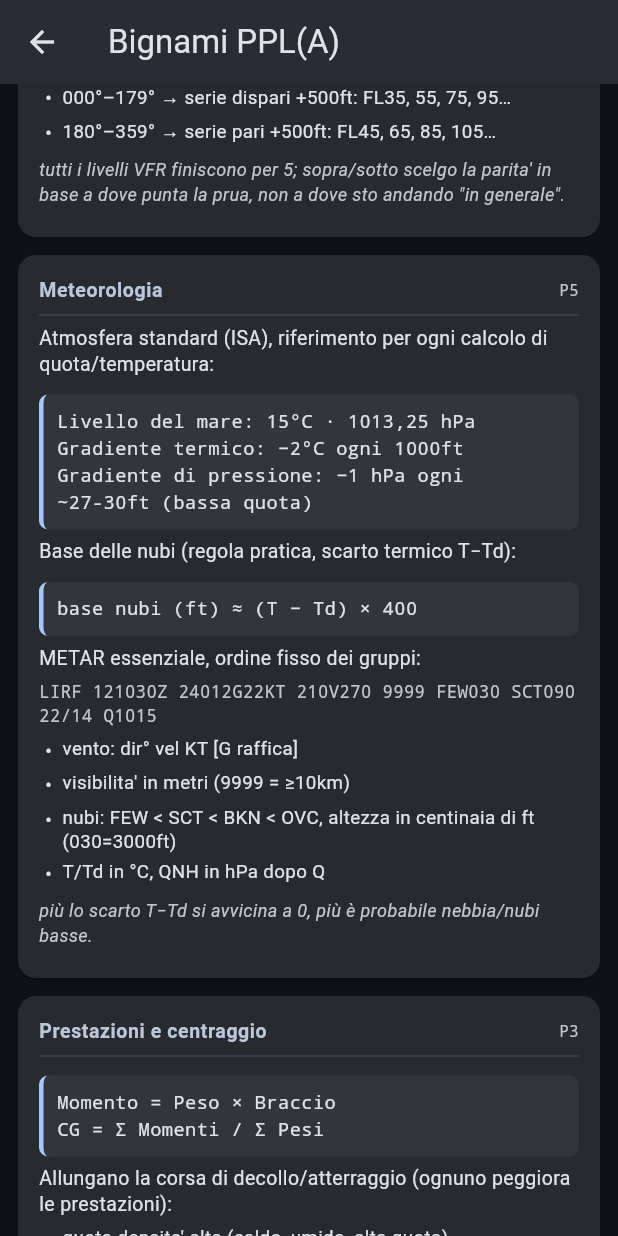
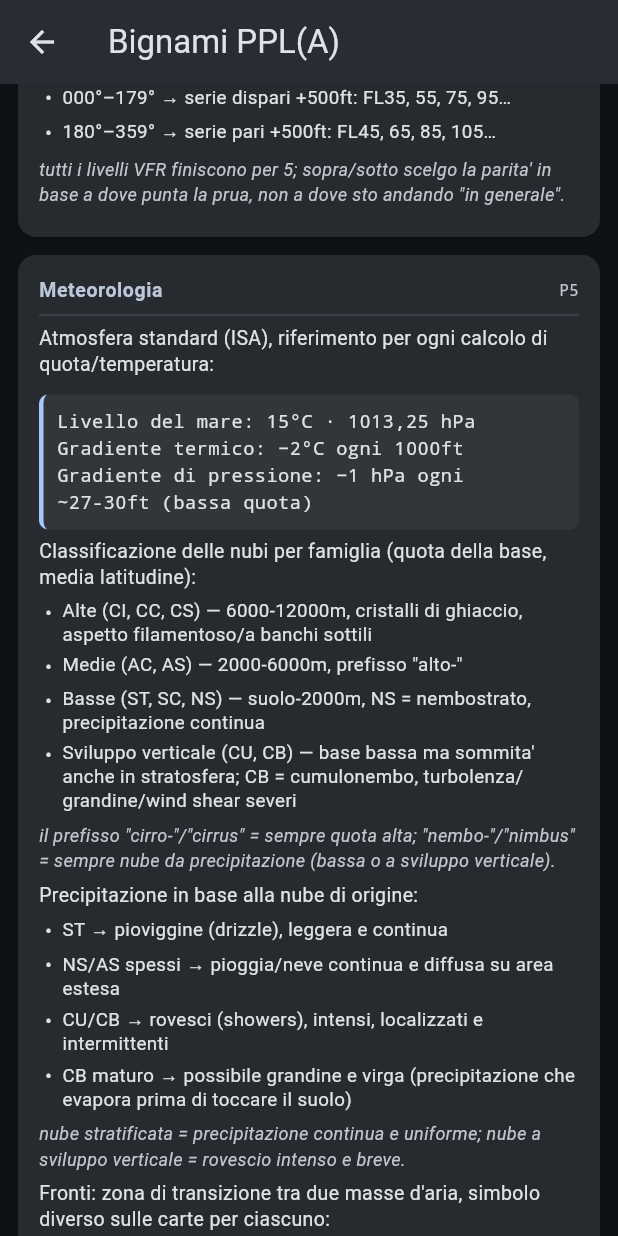
Before and after one commit to rdagmr98/ppl, a Flutter app: the BignamiScreen screen opened directly, scrolled down 576 dp, on a phone screen of 412 x 824 dp. Run offline on Flutter 3.47's test engine with Material 3 defaults, Android fonts, the light colour scheme and no system bars; our stand-ins replace fl_chart, google_mobile_ads, shared_preferences; accounts and stored records are empty.

Commit message:
feat: espandi Bignami con nubi, pesi operativi, bussola e fronti/vento
Aggiunti al promemoria: classificazione nubi per famiglia + precipitazione
associata, distinzione peso operativo a vuoto/ZFW nel pannello pesi,
errori bussola in virata (UNOS) e in accelerazione (ANDS) + precessione
giroscopica, simbologia fronti (caldo/freddo/occluso/stazionario) e
convenzione frecce vento sulle carte meteo — argomenti ricorrenti e
spesso fraintesi nel quiz ufficiale.

```diff
--- a/lib/bignami_screen.dart
+++ b/lib/bignami_screen.dart
@@ -51,6 +51,29 @@ class BignamiScreen extends StatelessWidget {
               _P('Atmosfera standard (ISA), riferimento per ogni calcolo di quota/temperatura:'),
               _Formula(
                   'Livello del mare: 15°C · 1013,25 hPa\nGradiente termico: −2°C ogni 1000ft\nGradiente di pressione: −1 hPa ogni ~27-30ft (bassa quota)'),
+              _P('Classificazione delle nubi per famiglia (quota della base, media latitudine):'),
+              _Bullet('Alte (CI, CC, CS) — 6000-12000m, cristalli di ghiaccio, aspetto filamentoso/a banchi sottili'),
+              _Bullet('Medie (AC, AS) — 2000-6000m, prefisso "alto-"'),
+              _Bullet('Basse (ST, SC, NS) — suolo-2000m, NS = nembostrato, precipitazione continua'),
+              _Bullet('Sviluppo verticale (CU, CB) — base bassa ma sommita\' anche in stratosfera; CB = cumulonembo, turbolenza/grandine/wind shear severi'),
+              _Mnemo('il prefisso "cirro-"/"cirrus" = sempre quota alta; "nembo-"/"nimbus" = sempre nube da precipitazione (bassa o a sviluppo verticale).'),
+              _P('Precipitazione in base alla nube di origine:'),
+              _Bullet('ST → pioviggine (drizzle), leggera e continua'),
+              _Bullet('NS/AS spessi → pioggia/neve continua e diffusa su area estesa'),
+              _Bullet('CU/CB → rovesci (showers), intensi, localizzati e intermittenti'),
+              _Bullet('CB maturo → possibile grandine e virga (precipitazione che evapora prima di toccare il suolo)'),
+              _Mnemo('nube stratificata = precipitazione continua e uniforme; nube a sviluppo verticale = rovescio intenso e breve.'),
+              _P('Fronti: zona di transizione tra due masse d\'aria, simbolo diverso sulle carte per ciascuno:'),
+              _Bullet('Freddo — triangoli pieni rivolti nel senso di avanzamento; aria fredda cuneifica sotto la calda, avanzamento rapido, temporali/rovesci intensi ma brevi'),
+              _Bullet('Caldo — semicerchi pieni rivolti nel senso di avanzamento; aria calda scivola sopra la fredda con pendenza dolce, nuvolosita\' stratificata e precipitazione continua anche ore prima del passaggio'),
+              _Bullet('Occluso — triangoli e semicerchi alternati sullo stesso lato della linea; il fronte freddo, piu\' veloce, ha raggiunto quello caldo'),
+              _Bullet('Stazionario — triangoli e semicerchi alternati su lati opposti della linea; nessuna massa prevale, il fronte non avanza'),
+              _Mnemo('il simbolo sta sempre dalla parte verso cui il fronte si muove; freddo = spigoloso e veloce, caldo = arrotondato e lento.'),
+              _P('Simbologia del vento sulle carte meteo (frecce con barbe):'),
+              _Bullet('la freccia punta verso dove soffia il vento (direzione di destinazione)'),
+              _Bullet('barbe sulla coda = intensita\': barba corta 5kt, barba lunga 10kt, triangolo pieno (bandierina) 50kt, si sommano'),
+              _Example('due barbe lunghe + una corta = 25kt'),
+              _Mnemo('non confondere: in fraseologia radio/METAR il vento e\' sempre riferito alla provenienza; sulle carte sinottiche la freccia indica invece la direzione verso cui soffia.'),
               _P('Base delle nubi (regola pratica, scarto termico T−Td):'),
               _Formula('base nubi (ft) ≈ (T − Td) × 400'),
               _P('METAR essenziale, ordine fisso dei gruppi:'),
@@ -128,11 +151,13 @@ class BignamiScreen extends StatelessWidget {
               _Bullet('Peso a vuoto (a secco) — struttura + motore + equipaggiamento fisso, senza carburante, olio, equipaggio, carico'),
               _Bullet('Peso base a vuoto (BEW) — a vuoto + olio + liquidi non scaricabili (a volte + carburante non utilizzabile)'),
               _Bullet('Peso a vuoto equipaggiato — BEW + dotazioni standard (estintore, kit, ecc.)'),
+              _Bullet('Peso operativo a vuoto (OEW) — peso a vuoto equipaggiato + equipaggio + relativi bagagli; NON include ancora pax/carico pagante/carburante'),
+              _Bullet('Peso a zero carburante (ZFW) — peso totale dell\'aeromobile carico (equipaggio+pax+bagagli) ma senza carburante imbarcato'),
               _Bullet('Carico utile = MTOW − peso a vuoto equipaggiato (equipaggio+pax+bagagli+carburante)'),
               _Bullet('MTOW/MLW — peso massimo consentito al decollo / atterraggio (MLW può essere < MTOW)'),
               _Formula(
-                  'Carico utile = MTOW − Peso a vuoto equipaggiato\nPeso al decollo = Peso a vuoto equip. + equipaggio + pax + bagagli + carburante imbarcato'),
-              _Mnemo('"a secco" = zero fluidi consumabili; è sempre il numero più basso tra i pesi a vuoto citati in una domanda.'),
+                  'Carico utile = MTOW − Peso a vuoto equipaggiato\nZFW = Peso operativo a vuoto + carico pagante (pax+bagagli)\nPeso al decollo = ZFW + carburante imbarcato'),
+              _Mnemo('"a secco" = zero fluidi consumabili, è sempre il numero più basso; il carburante è l\'ultimo addendo che si aggiunge in ogni catena di pesi, mai prima del carico pagante.'),
             ],
           ),
           _Panel(
@@ -158,6 +183,15 @@ class BignamiScreen extends StatelessWidget {
               _Bullet('QNH → legge la quota sul livello del mare'),
               _Bullet('QFE → legge l\'altezza sul campo (indica 0 in pista)'),
               _Bullet('1013 (standard) → legge il livello di volo (FL)'),
+              _P('Errori della bussola magnetica in virata (solo su prue N/S), da tenere separati:'),
+              _Bullet('Virando per Nord: la bussola indica prima di raggiungerlo → si esce dalla virata in anticipo'),
+              _Bullet('Virando per Sud: la bussola indica dopo averlo superato → si esce dalla virata in ritardo'),
+              _Mnemo('UNOS: Undershoot North, Overshoot South.'),
+              _P('Errori della bussola in accelerazione/decelerazione (solo su prue E/O), volo livellato:'),
+              _Bullet('Accelerando: la bussola vira apparentemente verso Nord'),
+              _Bullet('Decelerando: la bussola vira apparentemente verso Sud'),
+              _Mnemo('ANDS: Accelerate North, Decelerate South.'),
+              _P('Precessione giroscopica: una forza applicata a una massa rotante (girobussola, orizzonte artificiale) si manifesta non nel punto di applicazione ma 90° più avanti nel senso di rotazione.'),
             ],
           ),
           _Panel(
--- a/pubspec.yaml
+++ b/pubspec.yaml
@@ -16,7 +16,7 @@ publish_to: 'none' # Remove this line if you wish to publish to pub.dev
 # https://developer.apple.com/library/archive/documentation/General/Reference/InfoPlistKeyReference/Articles/CoreFoundationKeys.html
 # In Windows, build-name is used as the major, minor, and patch parts
 # of the product and file versions while build-number is used as the build suffix.
-version: 1.5.1+17
+version: 1.5.2+18
 
 environment:
   sdk: ^3.10.4
```
